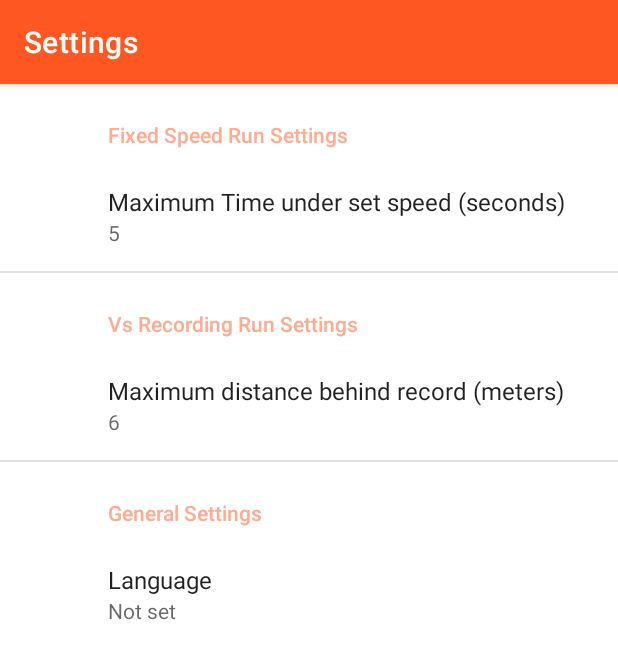
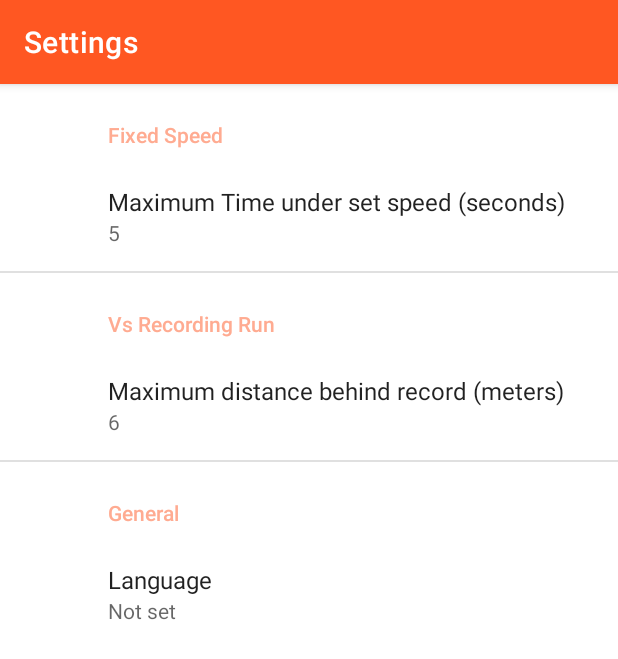
Before and after one commit to Krostiffer/KrosTrack, an Android app: the SettingsActivity screen opened directly, with no data from a screen before it, on a phone screen of 412 x 824 dp. Shown: the top 659 px of the screen. Run offline under Robolectric (Android 15) with nearby library versions, the phone set to English and light mode, and no system bars; our stand-ins replace androidx.preference.

Commit message:
und noch mehr kleine Änderungen

```diff
--- a/app/src/main/res/values/strings.xml
+++ b/app/src/main/res/values/strings.xml
@@ -27,8 +27,8 @@
     <string name="ahead">ahead</string>
     <string name="alreadyFinished">(record already finished)</string>
     <!-- Preference Titles -->
-    <string name="fixed_header">Fixed Speed Run Settings</string>
-    <string name="general_header">General Settings</string>
+    <string name="fixed_header">Fixed Speed</string>
+    <string name="general_header">General</string>
 
     <!-- Messages Preferences -->
     <string name="fixed_time">Maximum Time under set speed (seconds)</string>
@@ -41,7 +41,7 @@
     <string name="turn_location_on">Turn on Location or GPS on your device. Without location access the app won\'t work.</string>
     <string name="title_activity_settings">Settings</string>
     <string name="vs_dist">Maximum distance behind record (meters)</string>
-    <string name="vs_header">Vs Recording Run Settings</string>
+    <string name="vs_header">Vs Recording Run</string>
     <string name="phone_language">Phone language</string>
     <string name="choose_valid_number">Choose a valid number</string>
     <string name="helpPageText_fixed">While running, the app constantly checks your current speed against the set speed. If you are below it for a certain amount of time (You can set this in the Settings Menu), your phone will start to vibrate to indicate that you are too slow.</string>
```
Also changed, not shown: 1 other file.
